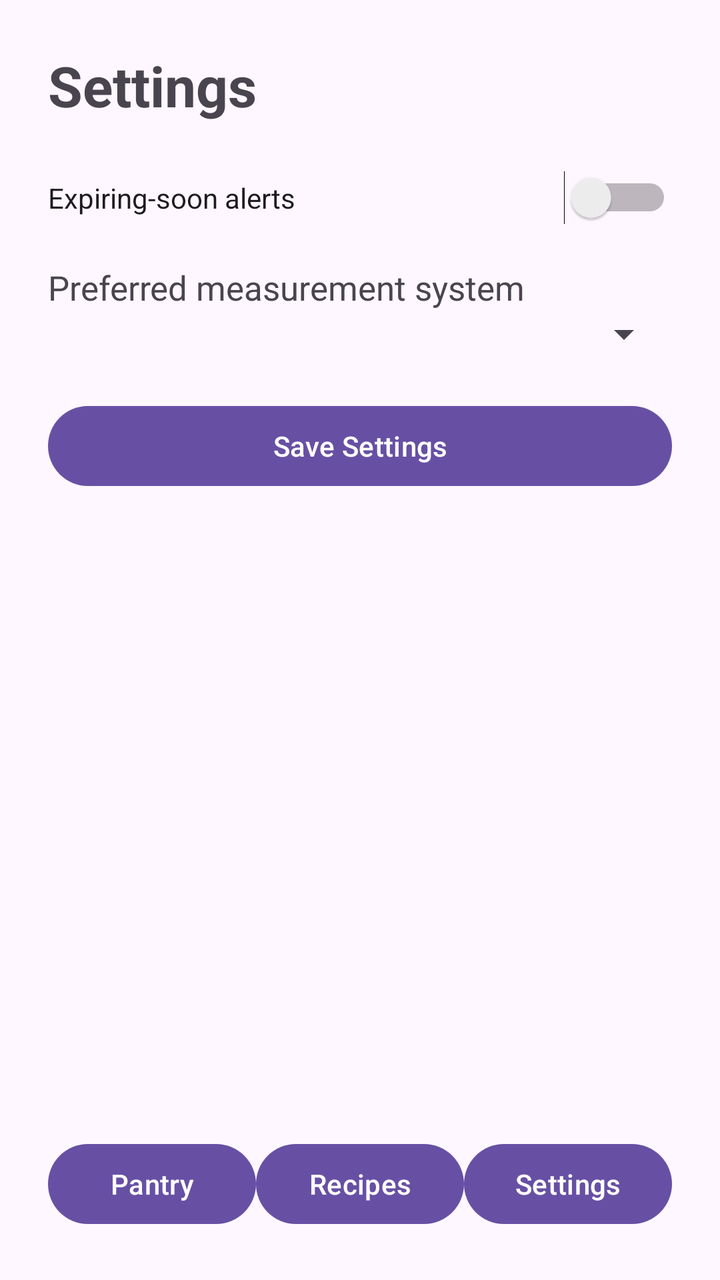
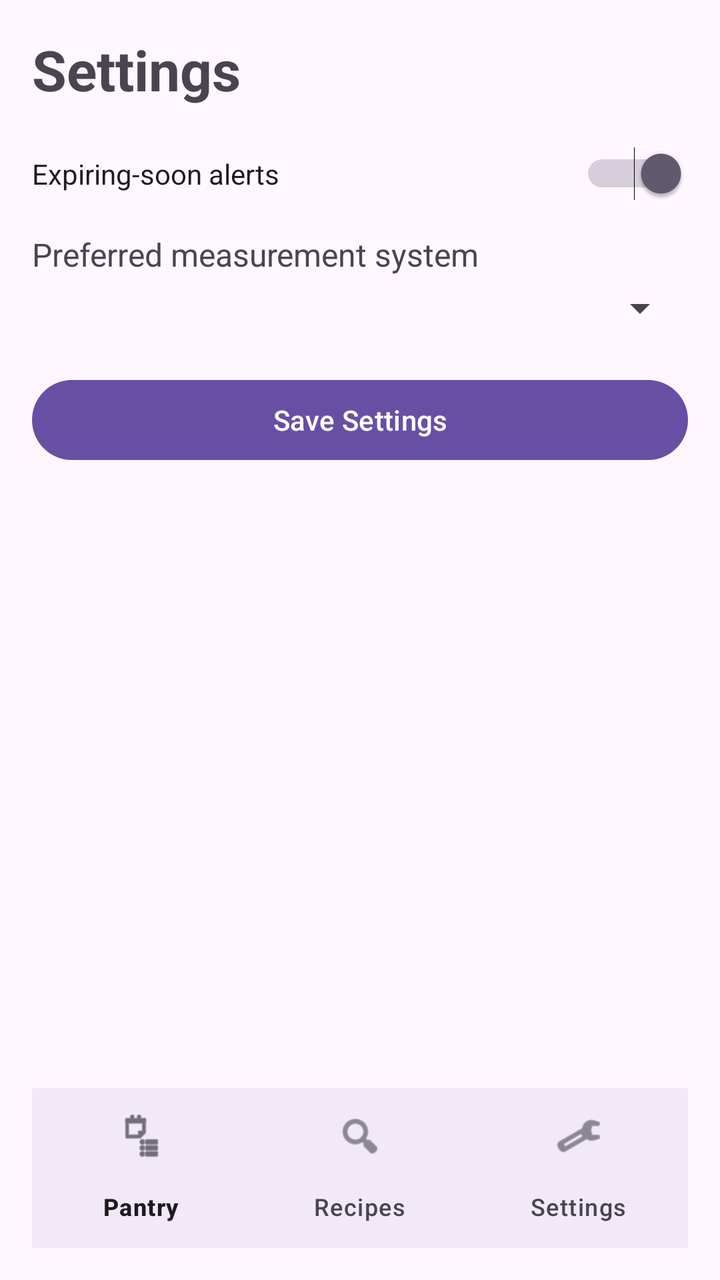

An Android layout rendered at two revisions. The XML below is the earlier revision; the diff shows what the commit changed to produce the second picture.
<!-- AndroidManifest.xml: application theme Theme.SmartPantryManager -->
<!-- res/layout/activity_settings.xml -->
<?xml version="1.0" encoding="utf-8"?>
<LinearLayout
    xmlns:android="http://schemas.android.com/apk/res/android"
    android:layout_width="match_parent"
    android:layout_height="match_parent"
    android:orientation="vertical"
    android:padding="24dp">

    <TextView
        android:layout_width="match_parent"
        android:layout_height="wrap_content"
        android:text="Settings"
        android:textSize="28sp"
        android:textStyle="bold"/>

    <Switch
        android:id="@+id/switchExpiryAlerts"
        android:layout_width="match_parent"
        android:layout_height="wrap_content"
        android:text="Expiring-soon alerts"
        android:layout_marginTop="24dp"/>

    <TextView
        android:layout_width="match_parent"
        android:layout_height="wrap_content"
        android:text="Preferred measurement system"
        android:textSize="17sp"
        android:layout_marginTop="20dp"/>

    <Spinner
        android:id="@+id/spinnerUnitPreference"
        android:layout_width="match_parent"
        android:layout_height="wrap_content"/>

    <Button
        android:id="@+id/btnSaveSettings"
        android:layout_width="match_parent"
        android:layout_height="wrap_content"
        android:text="Save Settings"
        android:layout_marginTop="20dp"/>

    <Space
        android:layout_width="match_parent"
        android:layout_height="0dp"
        android:layout_weight="1"/>

    <LinearLayout
        android:layout_width="match_parent"
        android:layout_height="wrap_content"
        android:orientation="horizontal">

        <Button
            android:id="@+id/btnPantry"
            android:layout_width="0dp"
            android:layout_height="wrap_content"
            android:layout_weight="1"
            android:text="Pantry"/>

        <Button
            android:id="@+id/btnRecipes"
            android:layout_width="0dp"
            android:layout_height="wrap_content"
            android:layout_weight="1"
            android:text="Recipes"/>

        <Button
            android:id="@+id/btnSettings"
            android:layout_width="0dp"
            android:layout_height="wrap_content"
            android:layout_weight="1"
            android:text="Settings"/>

    </LinearLayout>

</LinearLayout>
<!-- resources referenced by this layout -->
<resources>
  <style name="Theme.SmartPantryManager" parent="Base.Theme.SmartPantryManager" />
  <style name="Base.Theme.SmartPantryManager" parent="Theme.Material3.DayNight.NoActionBar">
          
          
      </style>
</resources>

<!-- the commit's change to res/layout/activity_settings.xml (unified diff, before → after) -->
@@ -1,75 +1,65 @@
 <?xml version="1.0" encoding="utf-8"?>
 <LinearLayout
     xmlns:android="http://schemas.android.com/apk/res/android"
+    xmlns:app="http://schemas.android.com/apk/res-auto"
     android:layout_width="match_parent"
     android:layout_height="match_parent"
     android:orientation="vertical"
-    android:padding="24dp">
+    android:padding="16dp">
 
+    
     <TextView
         android:layout_width="match_parent"
         android:layout_height="wrap_content"
         android:text="Settings"
         android:textSize="28sp"
-        android:textStyle="bold"/>
+        android:textStyle="bold"
+        android:layout_marginBottom="20dp" />
 
+    
     <Switch
         android:id="@+id/switchExpiryAlerts"
         android:layout_width="match_parent"
         android:layout_height="wrap_content"
         android:text="Expiring-soon alerts"
-        android:layout_marginTop="24dp"/>
+        android:checked="true"
+        android:layout_marginBottom="16dp" />
 
+    
     <TextView
         android:layout_width="match_parent"
         android:layout_height="wrap_content"
         android:text="Preferred measurement system"
-        android:textSize="17sp"
-        android:layout_marginTop="20dp"/>
+        android:textSize="16sp"
+        android:layout_marginBottom="4dp" />
 
+    
     <Spinner
         android:id="@+id/spinnerUnitPreference"
         android:layout_width="match_parent"
-        android:layout_height="wrap_content"/>
+        android:layout_height="wrap_content"
+        android:layout_marginBottom="20dp" />
 
+    
     <Button
         android:id="@+id/btnSaveSettings"
         android:layout_width="match_parent"
         android:layout_height="wrap_content"
-        android:text="Save Settings"
-        android:layout_marginTop="20dp"/>
+        android:text="Save Settings" />
 
+    
     <Space
         android:layout_width="match_parent"
         android:layout_height="0dp"
-        android:layout_weight="1"/>
+        android:layout_weight="1" />
 
-    <LinearLayout
+    
+    <com.google.android.material.bottomnavigation.BottomNavigationView
+        android:id="@+id/bottomNavigation"
         android:layout_width="match_parent"
         android:layout_height="wrap_content"
-        android:orientation="horizontal">
-
-        <Button
-            android:id="@+id/btnPantry"
-            android:layout_width="0dp"
-            android:layout_height="wrap_content"
-            android:layout_weight="1"
-            android:text="Pantry"/>
-
-        <Button
-            android:id="@+id/btnRecipes"
-            android:layout_width="0dp"
-            android:layout_height="wrap_content"
-            android:layout_weight="1"
-            android:text="Recipes"/>
-
-        <Button
-            android:id="@+id/btnSettings"
-            android:layout_width="0dp"
-            android:layout_height="wrap_content"
-            android:layout_weight="1"
-            android:text="Settings"/>
-
-    </LinearLayout>
+        android:background="?android:attr/windowBackground"
+        app:labelVisibilityMode="labeled"
+        app:menu="@menu/bottom_navigation_menu" />
 
 </LinearLayout>
